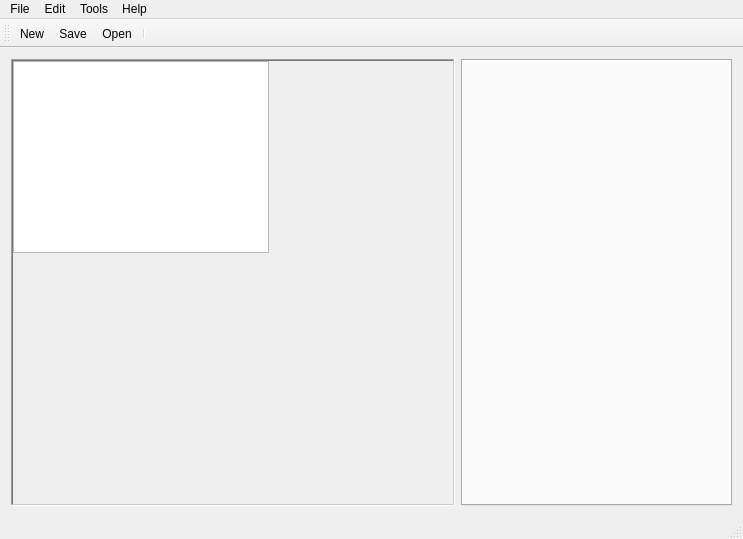
The window that MainWindow.ui (Preece/TGL) describes before a commit, drawn with Qt 5.
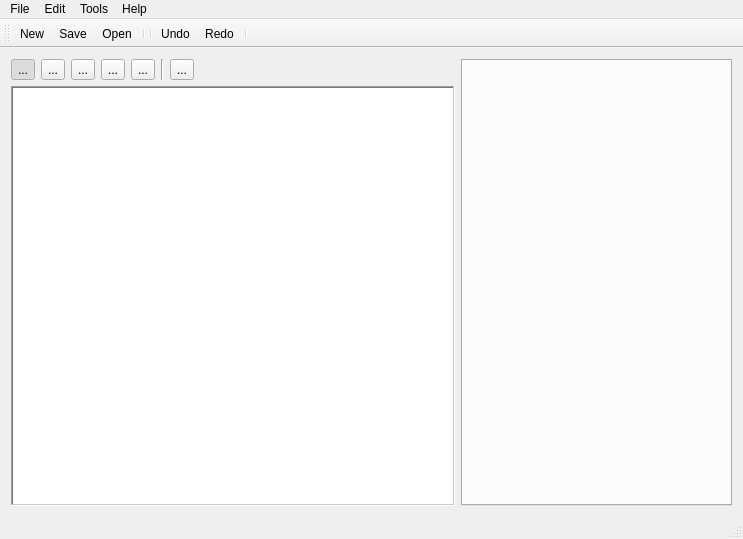
The same window after the commit. Icons and pictures are not drawn. Custom widgets are drawn as their Qt base class.

Commit message: Arranged and added tools to the main window UI

```diff
--- a/MainWindow.ui
+++ b/MainWindow.ui
@@ -20,45 +20,154 @@
    <string>Trygon Level Editor</string>
   </property>
   <widget class="QWidget" name="centralWidget">
+   <layout class="QHBoxLayout" name="horizontalLayout_2">
+    <item>
+     <layout class="QVBoxLayout" name="verticalLayout">
+      <item>
    <layout class="QHBoxLayout" name="horizontalLayout">
     <item>
-     <widget class="QScrollArea" name="scrollArea_2">
+         <widget class="QToolButton" name="pencilTool">
+          <property name="text">
+           <string>...</string>
+          </property>
+          <property name="icon">
+           <iconset resource="Icons.qrc">
+            <normaloff>:/Icons/Icons/pencil.png</normaloff>:/Icons/Icons/pencil.png</iconset>
+          </property>
+          <property name="checkable">
+           <bool>true</bool>
+          </property>
+          <property name="checked">
+           <bool>true</bool>
+          </property>
+          <attribute name="buttonGroup">
+           <string>toolGroup</string>
+          </attribute>
+         </widget>
+        </item>
+        <item>
+         <widget class="QToolButton" name="eyedropperTool">
+          <property name="text">
+           <string>...</string>
+          </property>
+          <property name="icon">
+           <iconset resource="Icons.qrc">
+            <normaloff>:/Icons/Icons/eyedropper.png</normaloff>:/Icons/Icons/eyedropper.png</iconset>
+          </property>
+          <property name="checkable">
+           <bool>true</bool>
+          </property>
+          <attribute name="buttonGroup">
+           <string>toolGroup</string>
+          </attribute>
+         </widget>
+        </item>
+        <item>
+         <widget class="QToolButton" name="brushTool">
+          <property name="text">
+           <string>...</string>
+          </property>
+          <property name="icon">
+           <iconset resource="Icons.qrc">
+            <normaloff>:/Icons/Icons/brush.png</normaloff>:/Icons/Icons/brush.png</iconset>
+          </property>
+          <property name="checkable">
+           <bool>true</bool>
+          </property>
+          <attribute name="buttonGroup">
+           <string>toolGroup</string>
+          </attribute>
+         </widget>
+        </item>
+        <item>
+         <widget class="QToolButton" name="bucketTool">
+          <property name="text">
+           <string>...</string>
+          </property>
+          <property name="icon">
+           <iconset resource="Icons.qrc">
+            <normaloff>:/Icons/Icons/bucket.png</normaloff>:/Icons/Icons/bucket.png</iconset>
+          </property>
+          <property name="checkable">
+           <bool>true</bool>
+          </property>
+          <attribute name="buttonGroup">
+           <string>toolGroup</string>
+          </attribute>
+         </widget>
+        </item>
+        <item>
+         <widget class="QToolButton" name="eraserButton">
+          <property name="text">
+           <string>...</string>
+          </property>
+          <property name="icon">
+           <iconset resource="Icons.qrc">
+            <normaloff>:/Icons/Icons/eraser.png</normaloff>:/Icons/Icons/eraser.png</iconset>
+          </property>
+          <property name="checkable">
+           <bool>true</bool>
+          </property>
+          <attribute name="buttonGroup">
+           <string>toolGroup</string>
+          </attribute>
+         </widget>
+        </item>
+        <item>
+         <widget class="Line" name="line">
+          <property name="orientation">
+           <enum>Qt::Vertical</enum>
+          </property>
+         </widget>
+        </item>
+        <item>
+         <widget class="QToolButton" name="gridToggle">
+          <property name="text">
+           <string>...</string>
+          </property>
+          <property name="icon">
+           <iconset resource="Icons.qrc">
+            <normaloff>:/Icons/Icons/grid.png</normaloff>:/Icons/Icons/grid.png</iconset>
+          </property>
+          <property name="checkable">
+           <bool>true</bool>
+          </property>
+         </widget>
+        </item>
+        <item>
+         <spacer name="horizontalSpacer">
+          <property name="orientation">
+           <enum>Qt::Horizontal</enum>
+          </property>
+          <property name="sizeHint" stdset="0">
+           <size>
+            <width>40</width>
+            <height>20</height>
+           </size>
+          </property>
+         </spacer>
+        </item>
+       </layout>
+      </item>
+      <item>
+       <widget class="QGraphicsView" name="levelView">
+        <property name="frameShape">
+         <enum>QFrame::WinPanel</enum>
+        </property>
+       </widget>
+      </item>
+     </layout>
+    </item>
+    <item>
+     <layout class="QVBoxLayout" name="verticalLayout_2">
+      <item>
+       <widget class="ResourceTab" name="resourceTab">
       <property name="sizePolicy">
-       <sizepolicy hsizetype="Expanding" vsizetype="Expanding">
+         <sizepolicy hsizetype="Minimum" vsizetype="Expanding">
         <horstretch>0</horstretch>
         <verstretch>0</verstretch>
        </sizepolicy>
       </property>
-      <property name="frameShape">
-       <enum>QFrame::WinPanel</enum>
-      </property>
-      <property name="widgetResizable">
-       <bool>true</bool>
-      </property>
-      <widget class="QWidget" name="scrollAreaWidgetContents_2">
-       <property name="geometry">
-        <rect>
-         <x>0</x>
-         <y>0</y>
-         <width>444</width>
-         <height>442</height>
-        </rect>
-       </property>
-       <widget class="QGraphicsView" name="graphicsView">
-        <property name="geometry">
-         <rect>
-          <x>0</x>
-          <y>0</y>
-          <width>256</width>
-          <height>192</height>
-         </rect>
-        </property>
-       </widget>
-      </widget>
-     </widget>
-    </item>
-    <item>
-     <widget class="ResourceTab" name="resourceTab">
       <property name="minimumSize">
        <size>
         <width>271</width>
@@ -89,6 +198,8 @@
      </widget>
     </item>
    </layout>
+    </item>
+   </layout>
   </widget>
   <widget class="QMenuBar" name="menuBar">
    <property name="geometry">
@@ -144,6 +255,10 @@
    <addaction name="actionSave"/>
    <addaction name="actionOpen"/>
    <addaction name="separator"/>
+   <addaction name="separator"/>
+   <addaction name="actionUndo"/>
+   <addaction name="actionRedo"/>
+   <addaction name="separator"/>
   </widget>
   <widget class="QStatusBar" name="statusBar"/>
   <action name="actionNew">
@@ -202,6 +317,37 @@
     <string>Add Object</string>
    </property>
   </action>
+  <action name="actionUndo">
+   <property name="icon">
+    <iconset>
+     <normalon>:/Icons/Icons/undo.png</normalon>
+    </iconset>
+   </property>
+   <property name="text">
+    <string>Undo</string>
+   </property>
+   <property name="toolTip">
+    <string>Undo your previous action</string>
+   </property>
+   <property name="shortcut">
+    <string>Ctrl+Z</string>
+   </property>
+  </action>
+  <action name="actionRedo">
+   <property name="icon">
+    <iconset resource="Icons.qrc">
+     <normaloff>:/Icons/Icons/redo.png</normaloff>:/Icons/Icons/redo.png</iconset>
+   </property>
+   <property name="text">
+    <string>Redo</string>
+   </property>
+   <property name="toolTip">
+    <string>Redo the last undone action</string>
+   </property>
+   <property name="shortcut">
+    <string>Ctrl+Y</string>
+   </property>
+  </action>
  </widget>
  <layoutdefault spacing="6" margin="11"/>
  <customwidgets>
```
Left out of the diff: 3 changed lines with no effect on the pictures. Lines whose indentation alone changed are shown as unchanged. The commit also changes 2 other files.
